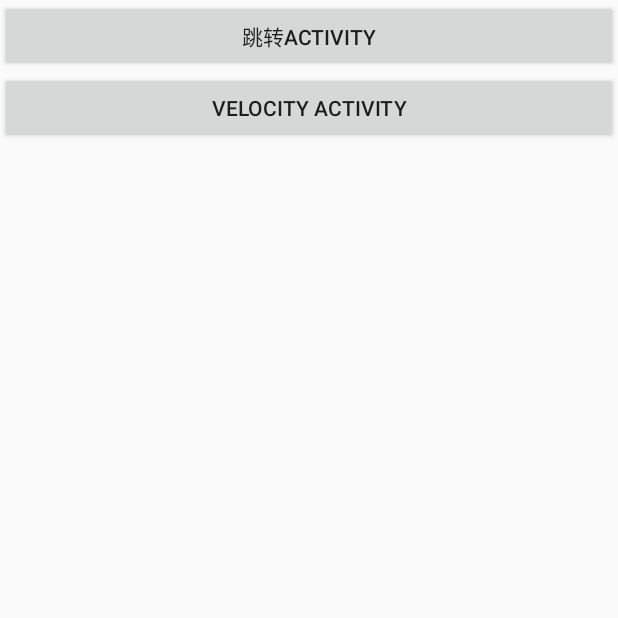
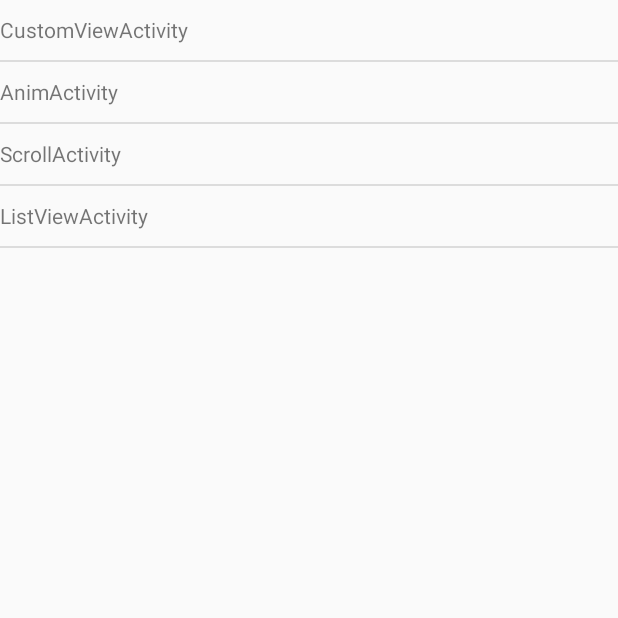
Before and after one commit to jason0539/StudyAndroid, an Android app: the screen it shows after launch (MainActivity), on a phone screen of 412 x 824 dp, the top half of it. Run offline under Robolectric (Android 15) with nearby library versions, the phone set to English and light mode, and no system bars.

Commit message:
modify：更新首页入口样式，增加listviewDemo

```diff
--- a/app/src/main/AndroidManifest.xml
+++ b/app/src/main/AndroidManifest.xml
@@ -30,6 +30,7 @@
         <activity android:name=".handler.HandlerDemoActivity"></activity>
         <activity android:name=".view.CustomViewActivity"></activity>
         <activity android:name=".webview.WebviewActivity"></activity>
+        <activity android:name=".demo.ListViewActivity"></activity>
     </application>
 
 </manifest>
--- a/app/src/main/java/com/jason/workdemo/MainActivity.java
+++ b/app/src/main/java/com/jason/workdemo/MainActivity.java
@@ -3,35 +3,96 @@ package com.jason.workdemo;
 import android.app.Activity;
 import android.content.Intent;
 import android.os.Bundle;
+import android.view.LayoutInflater;
 import android.view.View;
-import com.jason.workdemo.scheme.SchemeDemoActivity;
-import com.jason.workdemo.webview.WebviewActivity;
+import android.view.ViewGroup;
+import android.widget.AdapterView;
+import android.widget.BaseAdapter;
+import android.widget.ListAdapter;
+import android.widget.ListView;
+import android.widget.TextView;
+
+import com.jason.workdemo.animation.AnimActivity;
+import com.jason.workdemo.animation.ScrollActivity;
+import com.jason.workdemo.demo.ListViewActivity;
+import com.jason.workdemo.util.MLog;
+import com.jason.workdemo.view.CustomViewActivity;
+
+import java.util.ArrayList;
+import java.util.List;
 
 /**
  * liuzhenhui 16/5/5.下午9:55
  */
-public class MainActivity extends Activity implements View.OnClickListener {
+public class MainActivity extends Activity {
+    private static final String TAG = MainActivity.class.getSimpleName();
 
     @Override
     protected void onCreate(Bundle savedInstanceState) {
         super.onCreate(savedInstanceState);
         setContentView(R.layout.activity_main);
-        findViewById(R.id.btn_scheme).setOnClickListener(this);
-        findViewById(R.id.btn_velocity).setOnClickListener(this);
+
+        ListView mListView = (ListView) findViewById(R.id.lv_main_list);
+
+        final List<Class> dataList = new ArrayList<>();
+        dataList.add(CustomViewActivity.class);
+        dataList.add(AnimActivity.class);
+        dataList.add(ScrollActivity.class);
+        dataList.add(ListViewActivity.class);
+        ListAdapter mAdapter = new SimpleAdapter(dataList);
+        mListView.setAdapter(mAdapter);
+        mListView.setOnItemClickListener(new AdapterView.OnItemClickListener() {
+            @Override
+            public void onItemClick(AdapterView<?> parent, View view, int position, long id) {
+                Intent intent = new Intent();
+                intent.setClass(MainActivity.this, dataList.get(position));
+                startActivity(intent);
+            }
+        });
     }
 
-    @Override
-    public void onClick(View v) {
-        Intent intent = new Intent();
-        switch (v.getId()) {
-            case R.id.btn_scheme:
-                intent.setClass(MainActivity.this, SchemeDemoActivity.class);
-                break;
-            case R.id.btn_velocity:
-                intent.setClass(MainActivity.this, WebviewActivity.class);
-                break;
+    class SimpleAdapter extends BaseAdapter {
+        List<Class> mClassList;
+
+        SimpleAdapter(List<Class> list) {
+            mClassList = list;
         }
-        startActivity(intent);
+
+        @Override
+        public int getCount() {
+            return mClassList.size();
+        }
+
+        @Override
+        public Object getItem(int position) {
+            return mClassList.get(position);
+        }
+
+        @Override
+        public long getItemId(int position) {
+            return position;
+        }
+
+        @Override
+        public View getView(int position, View convertView, ViewGroup parent) {
+            MLog.d(MLog.TAG, TAG + "->" + "getView ");
+            View view;
+            ViewHolder viewHolder;
+            if (convertView == null) {
+                view = LayoutInflater.from(parent.getContext()).inflate(R.layout.item_main_list, null);
+                viewHolder = new ViewHolder();
+                viewHolder.mTvClassName = (TextView) view.findViewById(R.id.tv_item_main_list);
+                view.setTag(viewHolder);
+            } else {
+                view = convertView;
+                viewHolder = (ViewHolder) view.getTag();
+            }
+            viewHolder.mTvClassName.setText(mClassList.get(position).getSimpleName().toString());
+            return view;
+        }
+
+        class ViewHolder {
+            TextView mTvClassName;
+        }
     }
-
 }
--- a/app/src/main/java/com/jason/workdemo/util/MLog.java
+++ b/app/src/main/java/com/jason/workdemo/util/MLog.java
@@ -7,6 +7,9 @@ import com.jason.workdemo.BuildConfig;
  */
 public class MLog {
     private static final boolean DEBUG = BuildConfig.DEBUG;
+    public static final String TAG = MLog.class.getSimpleName();
+
+    public static final String TAG_FILE = "TAG_FILE";
 
     public static void d(String TAG, String msg) {
         if (DEBUG) {
--- a/app/src/main/res/layout/activity_main.xml
+++ b/app/src/main/res/layout/activity_main.xml
@@ -1,19 +1,12 @@
 <?xml version="1.0" encoding="utf-8"?>
 <LinearLayout
-        xmlns:android="http://schemas.android.com/apk/res/android"
+    xmlns:android="http://schemas.android.com/apk/res/android"
+    android:layout_width="match_parent"
+    android:layout_height="match_parent"
+    android:orientation="vertical">
+
+    <ListView
+        android:id="@+id/lv_main_list"
         android:layout_width="match_parent"
-        android:layout_height="match_parent"
-        android:orientation="vertical">
-
-    <Button
-            android:id="@+id/btn_scheme"
-            android:layout_width="match_parent"
-            android:layout_height="wrap_content"
-            android:text="跳转Activity"/>
-
-    <Button
-            android:id="@+id/btn_velocity"
-            android:layout_width="match_parent"
-            android:text="Velocity ACTIVITY"
-            android:layout_height="wrap_content"/>
+        android:layout_height="match_parent"/>
 </LinearLayout>
--- /dev/null
+++ b/app/src/main/res/layout/item_main_list.xml
@@ -0,0 +1,13 @@
+<?xml version="1.0" encoding="utf-8"?>
+<LinearLayout xmlns:android="http://schemas.android.com/apk/res/android"
+              android:layout_width="match_parent"
+              android:layout_height="match_parent"
+              android:gravity="center_vertical"
+              android:minHeight="40dp"
+              android:orientation="vertical">
+
+    <TextView
+        android:id="@+id/tv_item_main_list"
+        android:layout_width="match_parent"
+        android:layout_height="match_parent"/>
+</LinearLayout>
```
Also changed, not shown: app/src/main/java/com/jason/workdemo/demo/ListViewActivity.java (added, +92 -0 lines), app/src/main/res/layout/activity_listview.xml (added, +18 -0 lines).
